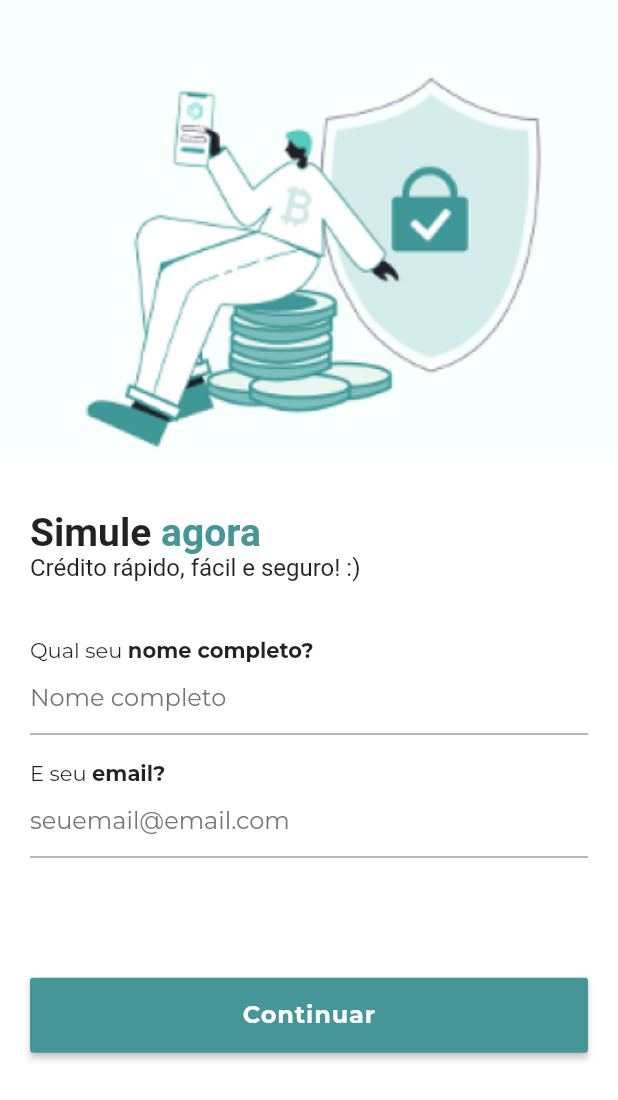
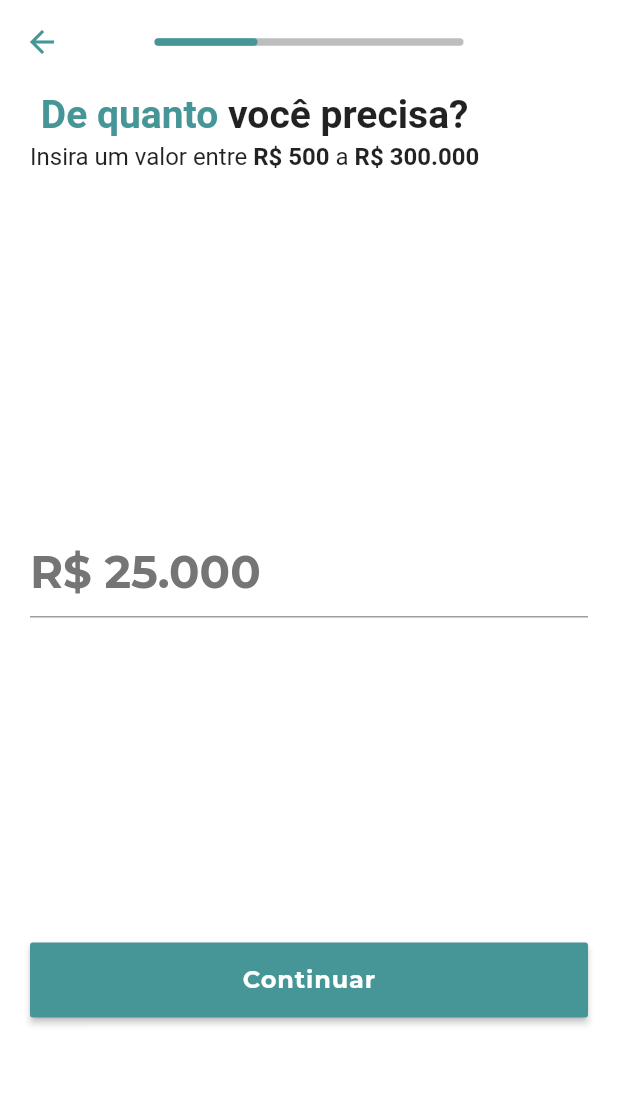
Before and after one commit to Harinson/credit-simulator, a Flutter app: the screen it shows after launch, after a tap on "Continuar", on a phone screen of 412 x 824 dp. Shown: the top 1100 px of the screen. Run offline on Flutter 3.47's test engine with Material 2 defaults, Android fonts, the phone set to English and light mode, and no system bars; our stand-ins replace flutter_modular, google_fonts.

Commit message:
feat(first-step): full layout

```diff
--- a/lib/core/modules/app_module.dart
+++ b/lib/core/modules/app_module.dart
@@ -1,3 +1,4 @@
+import 'package:credit_simulator/presenter/pages/first_step/first_step_page.dart';
 import 'package:credit_simulator/presenter/pages/home/home_page.dart';
 import 'package:flutter_modular/flutter_modular.dart';
 
@@ -11,5 +12,9 @@ class AppModule extends Module {
           '/',
           child: (ctx, args) => const HomePage(),
         ),
+        ChildRoute(
+          '/first-step',
+          child: (ctx, args) => const FirstStepPage(),
+        ),
       ];
 }
--- a/lib/presenter/components/bottom_buttom_component.dart
+++ b/lib/presenter/components/bottom_buttom_component.dart
@@ -4,7 +4,13 @@ import 'package:google_fonts/google_fonts.dart';
 import '../theme/app_theme.dart';
 
 class BottomButtomComponent extends StatelessWidget {
-  const BottomButtomComponent({Key? key}) : super(key: key);
+  final String text;
+  final void Function()? onPressed;
+  const BottomButtomComponent({
+    Key? key,
+    required this.text,
+    required this.onPressed,
+  }) : super(key: key);
 
   @override
   Widget build(BuildContext context) {
@@ -14,10 +20,10 @@ class BottomButtomComponent extends StatelessWidget {
         width: MediaQuery.of(context).size.width,
         height: 50,
         child: MaterialButton(
-          onPressed: () {},
+          onPressed: onPressed,
           color: AppTheme.primary,
           child: Text(
-            'Continuar',
+            text,
             style: GoogleFonts.montserrat(
               fontWeight: FontWeight.bold,
               fontSize: 16,
--- /dev/null
+++ b/lib/presenter/components/progress_bar_component.dart
@@ -0,0 +1,37 @@
+import 'package:flutter/material.dart';
+
+import '../theme/app_theme.dart';
+
+class ProgressBarComponent extends StatelessWidget {
+  final double maxProgress;
+  final double progress;
+  const ProgressBarComponent({
+    Key? key,
+    required this.maxProgress,
+    required this.progress,
+  }) : super(key: key);
+
+  @override
+  Widget build(BuildContext context) {
+    return Container(
+      height: 5,
+      width: maxProgress,
+      decoration: BoxDecoration(
+        borderRadius: BorderRadius.circular(5),
+        color: AppTheme.grey[400],
+      ),
+      child: Row(
+        children: [
+          Container(
+            height: 5,
+            width: progress,
+            decoration: BoxDecoration(
+              borderRadius: BorderRadius.circular(5),
+              color: AppTheme.primary,
+            ),
+          ),
+        ],
+      ),
+    );
+  }
+}
--- a/lib/presenter/components/text_field_component.dart
+++ b/lib/presenter/components/text_field_component.dart
@@ -48,10 +48,16 @@ class TextFieldComponent extends StatelessWidget {
         TextField(
           textInputAction: textInputAction,
           keyboardType: keyboardType,
+          cursorColor: AppTheme.primary,
+          style: GoogleFonts.montserrat(
+            fontWeight: FontWeight.bold,
+            fontSize: 16,
+            color: AppTheme.primary,
+          ),
           decoration: InputDecoration(
             hintText: fieldHint,
             hintStyle: GoogleFonts.montserrat(
-              fontWeight: FontWeight.w400,
+              fontWeight: FontWeight.w500,
               fontSize: 16,
               color: AppTheme.grey[600],
             ),
--- /dev/null
+++ b/lib/presenter/pages/first_step/first_step_page.dart
@@ -0,0 +1,80 @@
+import 'package:credit_simulator/presenter/components/bottom_buttom_component.dart';
+import 'package:credit_simulator/presenter/components/progress_bar_component.dart';
+import 'package:credit_simulator/presenter/pages/first_step/widgets/first_step_title_widget.dart';
+import 'package:credit_simulator/presenter/theme/app_theme.dart';
+import 'package:flutter/material.dart';
+import 'package:google_fonts/google_fonts.dart';
+
+class FirstStepPage extends StatelessWidget {
+  const FirstStepPage({Key? key}) : super(key: key);
+
+  @override
+  Widget build(BuildContext context) {
+    double progress = MediaQuery.of(context).size.width / 2;
+    return Scaffold(
+      backgroundColor: Colors.white,
+      appBar: AppBar(
+        centerTitle: true,
+        backgroundColor: Colors.white,
+        elevation: 0,
+        foregroundColor: AppTheme.primary,
+        title: ProgressBarComponent(
+          maxProgress: progress,
+          progress: progress / 3,
+        ),
+      ),
+      body: SingleChildScrollView(
+        child: Padding(
+          padding: const EdgeInsets.symmetric(horizontal: 20),
+          child: Column(
+            crossAxisAlignment: CrossAxisAlignment.start,
+            children: [
+              const FirstStepTitleWidget(),
+              const SizedBox(height: 20),
+              SizedBox(
+                height: MediaQuery.of(context).size.height * 0.6,
+                child: Column(
+                  mainAxisAlignment: MainAxisAlignment.center,
+                  children: [
+                    TextField(
+                      cursorColor: AppTheme.primary,
+                      keyboardType: TextInputType.number,
+                      style: GoogleFonts.montserrat(
+                        fontWeight: FontWeight.bold,
+                        fontSize: 30,
+                        color: AppTheme.primary,
+                      ),
+                      decoration: InputDecoration(
+                        hintText: 'R\$ 25.000',
+                        hintStyle: GoogleFonts.montserrat(
+                          fontWeight: FontWeight.bold,
+                          fontSize: 30,
+                          color: AppTheme.grey[600],
+                        ),
+                        focusedBorder: const UnderlineInputBorder(
+                          borderSide: BorderSide(
+                            color: AppTheme.primary,
+                            style: BorderStyle.solid,
+                            width: 2,
+                          ),
+                        ),
+                        errorBorder: const UnderlineInputBorder(
+                          borderSide: BorderSide(
+                            color: AppTheme.red,
+                            style: BorderStyle.solid,
+                            width: 2,
+                          ),
+                        ),
+                      ),
+                    ),
+                  ],
+                ),
+              ),
+              BottomButtomComponent(text: 'Continuar', onPressed: () {}),
+            ],
+          ),
+        ),
+      ),
+    );
+  }
+}
--- /dev/null
+++ b/lib/presenter/pages/first_step/widgets/first_step_title_widget.dart
@@ -0,0 +1,79 @@
+import 'package:flutter/cupertino.dart';
+import 'package:flutter/src/foundation/key.dart';
+import 'package:flutter/src/widgets/framework.dart';
+import 'package:google_fonts/google_fonts.dart';
+
+import '../../../theme/app_theme.dart';
+
+class FirstStepTitleWidget extends StatelessWidget {
+  const FirstStepTitleWidget({Key? key}) : super(key: key);
+
+  @override
+  Widget build(BuildContext context) {
+    return Column(
+      children: [
+        Text.rich(
+          TextSpan(
+            text: 'De quanto ',
+            style: GoogleFonts.hindGuntur(
+              fontWeight: FontWeight.bold,
+              fontSize: 26,
+              color: AppTheme.primary,
+              height: 1.4,
+            ),
+            children: [
+              TextSpan(
+                text: 'você precisa?',
+                style: GoogleFonts.hindGuntur(
+                  fontWeight: FontWeight.bold,
+                  fontSize: 26,
+                  color: AppTheme.secondary,
+                ),
+              ),
+            ],
+          ),
+        ),
+        Text.rich(
+          TextSpan(
+            text: 'Insira um valor entre ',
+            style: GoogleFonts.hindGuntur(
+              fontWeight: FontWeight.w400,
+              fontSize: 16,
+              height: 1.4,
+            ),
+            children: [
+              TextSpan(
+                text: 'R\$ 500 ',
+                style: GoogleFonts.hindGuntur(
+                  fontWeight: FontWeight.bold,
+                  fontSize: 16,
+                  color: AppTheme.secondary,
+                ),
+                children: [
+                  TextSpan(
+                    text: 'a ',
+                    style: GoogleFonts.hindGuntur(
+                      fontWeight: FontWeight.w400,
+                      fontSize: 16,
+                      color: AppTheme.secondary,
+                    ),
+                    children: [
+                      TextSpan(
+                        text: 'R\$ 300.000',
+                        style: GoogleFonts.hindGuntur(
+                          fontWeight: FontWeight.bold,
+                          fontSize: 16,
+                          color: AppTheme.secondary,
+                        ),
+                      ),
+                    ],
+                  ),
+                ],
+              ),
+            ],
+          ),
+        ),
+      ],
+    );
+  }
+}
--- a/lib/presenter/pages/home/home_page.dart
+++ b/lib/presenter/pages/home/home_page.dart
@@ -1,7 +1,8 @@
 import 'package:credit_simulator/presenter/components/bottom_buttom_component.dart';
 import 'package:credit_simulator/presenter/components/text_field_component.dart';
-import 'package:credit_simulator/presenter/pages/home/widgets/title_widget.dart';
+import 'package:credit_simulator/presenter/pages/home/widgets/home_title_widget.dart';
 import 'package:flutter/material.dart';
+import 'package:flutter_modular/flutter_modular.dart';
 
 class HomePage extends StatelessWidget {
   const HomePage({Key? key}) : super(key: key);
@@ -27,33 +28,36 @@ class HomePage extends StatelessWidget {
               const SizedBox(
                 height: 20,
               ),
-              const TitleWidget(),
+              const HomeTitleWidget(),
               Padding(
                 padding: const EdgeInsets.all(20.0),
                 child: Form(
                   child: Column(
                     crossAxisAlignment: CrossAxisAlignment.start,
-                    children: const [
-                      TextFieldComponent(
+                    children: [
+                      const TextFieldComponent(
                         primaryLabel: 'Qual seu ',
                         secondaryLabel: 'nome completo?',
                         fieldHint: 'Nome completo',
                         textInputAction: TextInputAction.next,
                       ),
-                      SizedBox(
+                      const SizedBox(
                         height: 20,
                       ),
-                      TextFieldComponent(
+                      const TextFieldComponent(
                         primaryLabel: 'E seu ',
                         secondaryLabel: 'email?',
                         fieldHint: 'seuemail@email.com',
                         keyboardType: TextInputType.emailAddress,
                         textInputAction: TextInputAction.done,
                       ),
-                      SizedBox(
+                      const SizedBox(
                         height: 80,
                       ),
-                      BottomButtomComponent(),
+                      BottomButtomComponent(
+                        text: 'Continuar',
+                        onPressed: () => Modular.to.pushNamed('/first-step'),
+                      ),
                     ],
                   ),
                 ),
--- a/lib/presenter/pages/home/widgets/title_widget.dart
+++ b/lib/presenter/pages/home/widgets/home_title_widget.dart
@@ -3,8 +3,8 @@ import 'package:google_fonts/google_fonts.dart';
 
 import '../../../theme/app_theme.dart';
 
-class TitleWidget extends StatelessWidget {
-  const TitleWidget({Key? key}) : super(key: key);
+class HomeTitleWidget extends StatelessWidget {
+  const HomeTitleWidget({Key? key}) : super(key: key);
 
   @override
   Widget build(BuildContext context) {
```
